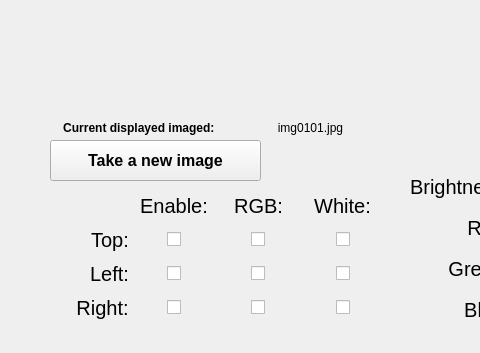
First picture: the form in form.ui, repository mblui/RaspberryFiles, before the edit; both pictures show x 0 to 480 and y 230 to 583 of the 827 by 583 pixel window.
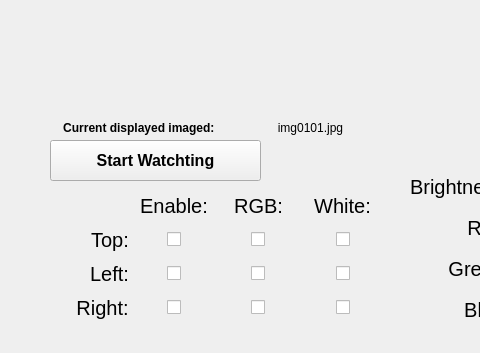
Second picture: the form after the edit. Icons and pictures are not drawn.

Patch:
```diff
--- a/form.ui
+++ b/form.ui
@@ -38,7 +38,7 @@
     </font>
    </property>
    <property name="text">
-    <string>Take a new image</string>
+    <string>Start Watchting</string>
    </property>
    <property name="icon">
     <iconset>
```
Left out of the diff: 4 changed lines with no effect on the pictures.
